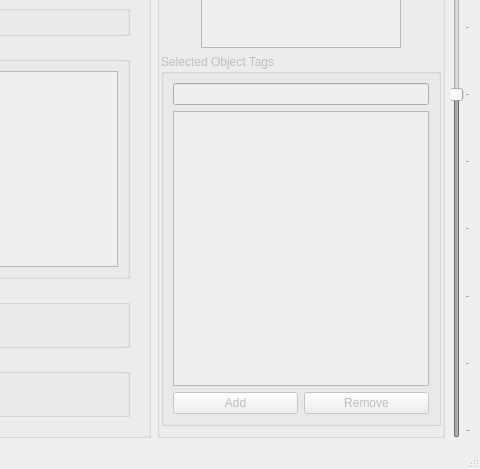
Old version of the form rsrc/papagayo-ng2.ui in the repository morevnaproject-org/papagayo-ng; both pictures show x 544 to 1024 and y 299 to 768 of the 1024 by 768 pixel window.
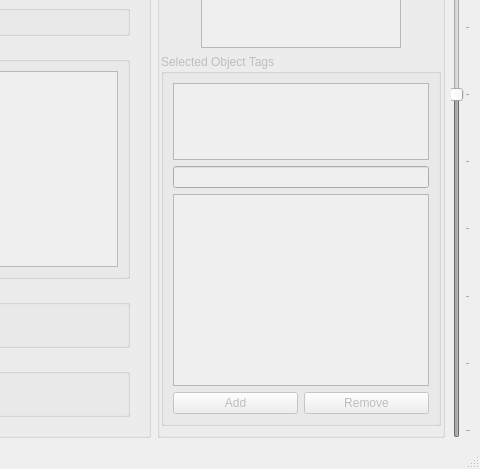
New version of the form. Icons and pictures are not drawn. Custom widgets are drawn as their Qt base class.

Commit message: Added a TreeView which shows the tags from the parent objects.

What changed in the file:
```diff
--- a/rsrc/papagayo-ng2.ui
+++ b/rsrc/papagayo-ng2.ui
@@ -452,7 +452,52 @@
            <property name="title">
             <string>Selected Object Tags</string>
            </property>
-           <layout class="QVBoxLayout" name="tag_list_layout">
+           <layout class="QVBoxLayout" name="tag_list_layout" stretch="2,1,0,0">
+            <item>
+             <widget class="QTreeWidget" name="parent_tags">
+              <property name="enabled">
+               <bool>false</bool>
+              </property>
+              <property name="showDropIndicator" stdset="0">
+               <bool>false</bool>
+              </property>
+              <property name="alternatingRowColors">
+               <bool>true</bool>
+              </property>
+              <property name="selectionMode">
+               <enum>QAbstractItemView::NoSelection</enum>
+              </property>
+              <property name="verticalScrollMode">
+               <enum>QAbstractItemView::ScrollPerPixel</enum>
+              </property>
+              <property name="rootIsDecorated">
+               <bool>false</bool>
+              </property>
+              <property name="itemsExpandable">
+               <bool>false</bool>
+              </property>
+              <property name="headerHidden">
+               <bool>true</bool>
+              </property>
+              <property name="expandsOnDoubleClick">
+               <bool>false</bool>
+              </property>
+              <property name="columnCount">
+               <number>1</number>
+              </property>
+              <attribute name="headerDefaultSectionSize">
+               <number>200</number>
+              </attribute>
+              <attribute name="headerStretchLastSection">
+               <bool>true</bool>
+              </attribute>
+              <column>
+               <property name="text">
+                <string notr="true">1</string>
+               </property>
+              </column>
+             </widget>
+            </item>
             <item>
              <widget class="QLineEdit" name="tag_entry"/>
             </item>
```
Left out of the diff: 2 changed lines with no effect on the pictures. The commit also changes 7 other files.
